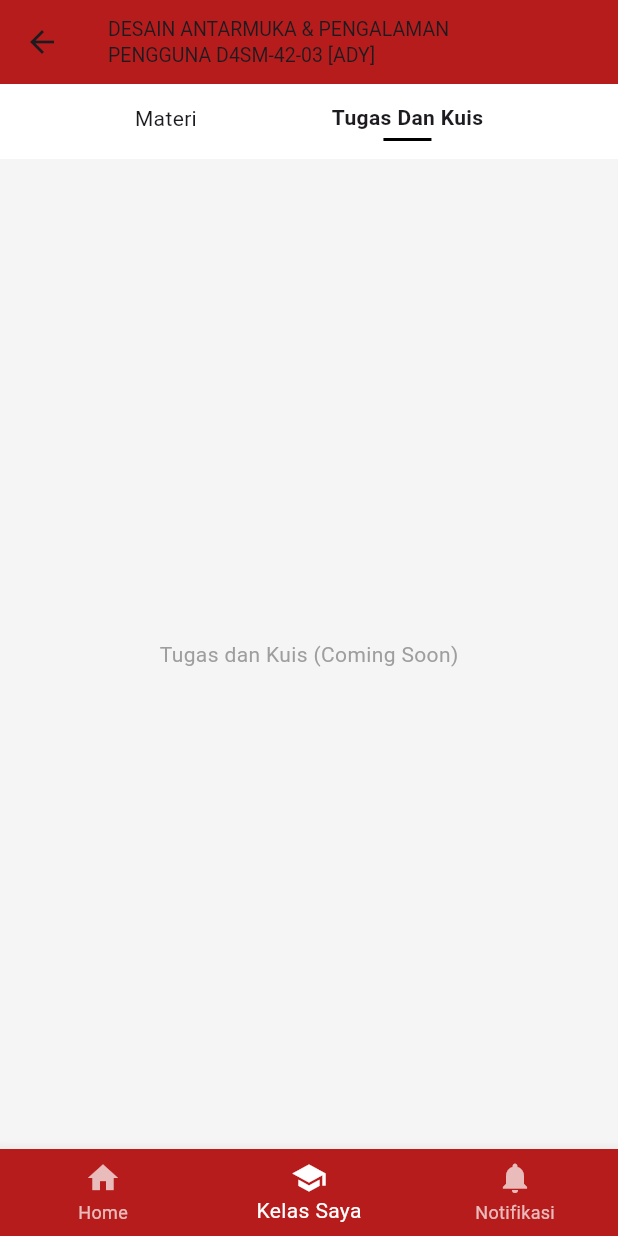
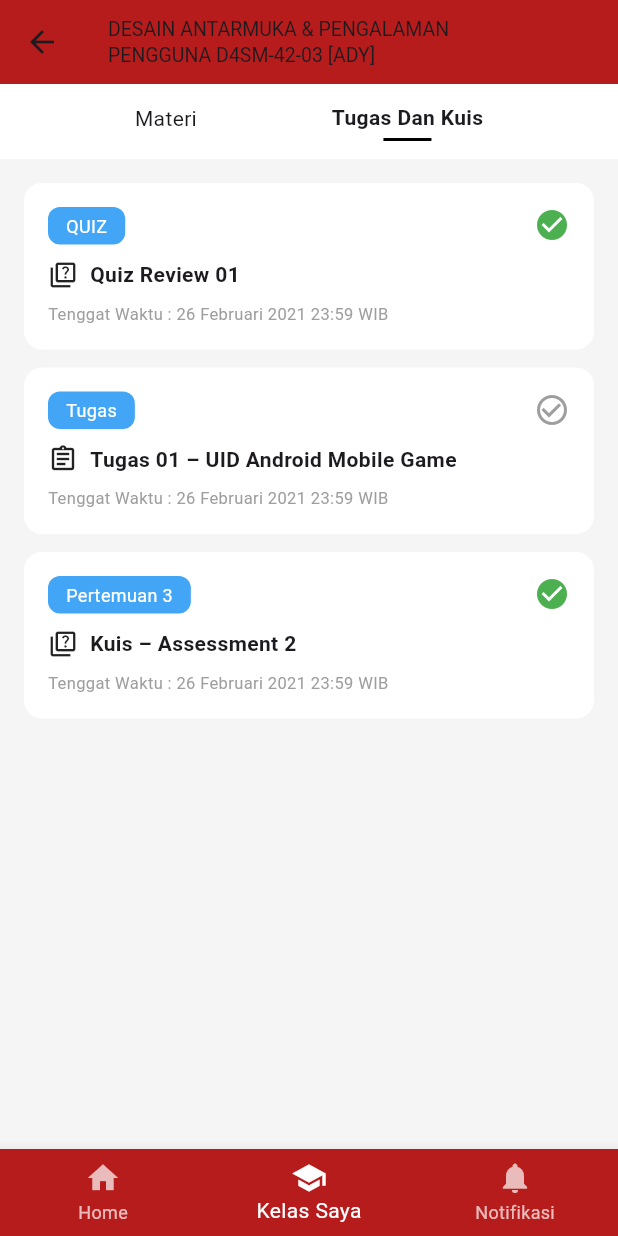
Before and after one commit to anaksantri5928/celoe_lms_app, a Flutter app: the KelasDashboardPage screen opened directly, after a tap on "Tugas Dan Kuis", on a phone screen of 412 x 824 dp. Run offline on Flutter 3.47's test engine with Material 3 defaults, Android fonts, the phone set to English and light mode, and no system bars.

Commit message:
feat(ui): add tugas dan kuis tab content to kelas dashboard page

```diff
--- a/lib/pages/kelas_dashboard_page.dart
+++ b/lib/pages/kelas_dashboard_page.dart
@@ -84,6 +84,13 @@ class _KelasDashboardPageState extends State<KelasDashboardPage> {
   // ================= TAB CONTENT =================
   Widget _tabContent() {
     if (_activeTab == 0) {
+      return _materiTab();
+    }
+    return _tugasDanKuisTab();
+  }
+
+  // ================= MATERI TAB =================
+  Widget _materiTab() {
     return ListView(
       padding: const EdgeInsets.all(16),
       children: const [
@@ -127,12 +134,33 @@ class _KelasDashboardPageState extends State<KelasDashboardPage> {
     );
   }
 
-    // Placeholder tab Tugas & Kuis
-    return const Center(
-      child: Text(
-        'Tugas dan Kuis (Coming Soon)',
-        style: TextStyle(color: Colors.grey),
+  // ================= TUGAS & KUIS TAB =================
+  Widget _tugasDanKuisTab() {
+    return ListView(
+      padding: const EdgeInsets.all(16),
+      children: const [
+        _TugasKuisCard(
+          badge: 'QUIZ',
+          title: 'Quiz Review 01',
+          deadline: 'Tenggat Waktu : 26 Februari 2021 23:59 WIB',
+          done: true,
+          isQuiz: true,
         ),
+        _TugasKuisCard(
+          badge: 'Tugas',
+          title: 'Tugas 01 – UID Android Mobile Game',
+          deadline: 'Tenggat Waktu : 26 Februari 2021 23:59 WIB',
+          done: false,
+          isQuiz: false,
+        ),
+        _TugasKuisCard(
+          badge: 'Pertemuan 3',
+          title: 'Kuis – Assessment 2',
+          deadline: 'Tenggat Waktu : 26 Februari 2021 23:59 WIB',
+          done: true,
+          isQuiz: true,
+        ),
+      ],
     );
   }
 }
@@ -195,7 +223,6 @@ class _MateriCard extends StatelessWidget {
       child: Row(
         crossAxisAlignment: CrossAxisAlignment.start,
         children: [
-          /// LEFT
           Expanded(
             child: Column(
               crossAxisAlignment: CrossAxisAlignment.start,
@@ -227,8 +254,6 @@ class _MateriCard extends StatelessWidget {
               ],
             ),
           ),
-
-          /// RIGHT ICON
           Icon(
             done ? Icons.check_circle : Icons.check_circle_outline,
             color: done ? Colors.green : Colors.grey,
@@ -238,3 +263,83 @@ class _MateriCard extends StatelessWidget {
     );
   }
 }
+
+/// ================= TUGAS / KUIS CARD =================
+class _TugasKuisCard extends StatelessWidget {
+  final String badge;
+  final String title;
+  final String deadline;
+  final bool done;
+  final bool isQuiz;
+
+  const _TugasKuisCard({
+    required this.badge,
+    required this.title,
+    required this.deadline,
+    required this.done,
+    required this.isQuiz,
+  });
+
+  @override
+  Widget build(BuildContext context) {
+    return Container(
+      margin: const EdgeInsets.only(bottom: 12),
+      padding: const EdgeInsets.all(16),
+      decoration: BoxDecoration(
+        color: Colors.white,
+        borderRadius: BorderRadius.circular(12),
+      ),
+      child: Row(
+        crossAxisAlignment: CrossAxisAlignment.start,
+        children: [
+          Expanded(
+            child: Column(
+              crossAxisAlignment: CrossAxisAlignment.start,
+              children: [
+                Container(
+                  padding: const EdgeInsets.symmetric(
+                    horizontal: 12,
+                    vertical: 4,
+                  ),
+                  decoration: BoxDecoration(
+                    color: Colors.blue.shade400,
+                    borderRadius: BorderRadius.circular(8),
+                  ),
+                  child: Text(
+                    badge,
+                    style: const TextStyle(color: Colors.white, fontSize: 12),
+                  ),
+                ),
+                const SizedBox(height: 10),
+                Row(
+                  children: [
+                    Icon(
+                      isQuiz ? Icons.quiz_outlined : Icons.assignment_outlined,
+                      size: 20,
+                    ),
+                    const SizedBox(width: 8),
+                    Expanded(
+                      child: Text(
+                        title,
+                        style: const TextStyle(fontWeight: FontWeight.bold),
+                      ),
+                    ),
+                  ],
+                ),
+                const SizedBox(height: 8),
+                Text(
+                  deadline,
+                  style: const TextStyle(fontSize: 11, color: Colors.grey),
+                ),
+              ],
+            ),
+          ),
+          Icon(
+            done ? Icons.check_circle : Icons.check_circle_outline,
+            color: done ? Colors.green : Colors.grey,
+          ),
+        ],
+      ),
+    );
+  }
+}
```
Lines whose indentation alone changed are shown as unchanged.
